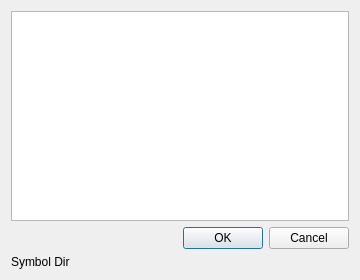
southseact-3d/fcd, file src/Mod/TechDraw/Gui/SymbolChooser.ui: the form before one commit.
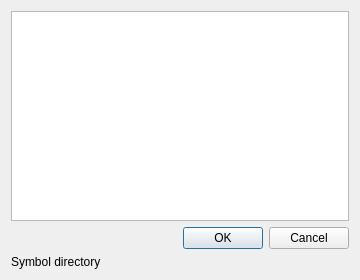
The form after the commit. Custom widgets are drawn as their Qt base class.

Patch:
```diff
--- a/src/Mod/TechDraw/Gui/SymbolChooser.ui
+++ b/src/Mod/TechDraw/Gui/SymbolChooser.ui
@@ -45,7 +45,7 @@
      <item row="0" column="0">
       <widget class="QLabel" name="label">
        <property name="text">
-        <string>Symbol Dir</string>
+        <string>Symbol directory</string>
        </property>
       </widget>
      </item>
```
Left out of the diff: 2 changed lines with no effect on the pictures.
